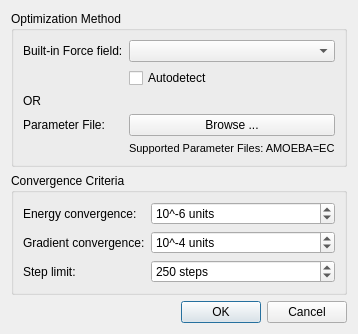
Before: the Qt Designer form avogadro/qtplugins/forcefield/forcefielddialog.ui in NastaMauger/avogadrolibs, drawn with Qt 5.
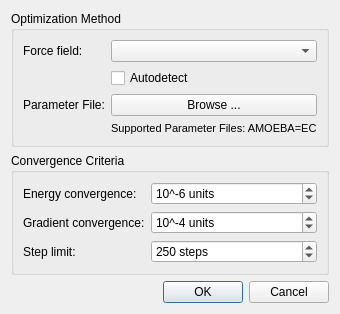
After: the same form once the commit is applied.

Commit message: Now AMOEBA is availble in the FF list If AMOEBA is choose by the user, the paramter file/browse button will show up BUG

What changed in the file:
```diff
--- a/avogadro/qtplugins/forcefield/forcefielddialog.ui
+++ b/avogadro/qtplugins/forcefield/forcefielddialog.ui
@@ -129,7 +129,7 @@
       <item row="0" column="0">
        <widget class="QLabel" name="label">
         <property name="text">
-         <string>Built-in Force field:</string>
+         <string>Force field:</string>
         </property>
        </widget>
       </item>
@@ -143,13 +143,6 @@
         </property>
        </widget>
       </item>
-      <item row="2" column="0">
-       <widget class="QLabel" name="label_OR">
-        <property name="text">
-         <string>OR</string>
-        </property>
-       </widget>
-      </item>
       <item row="4" column="1">
        <widget class="QLabel" name="label_ParameterSetHint">
         <property name="text">
```
The commit also changes 5 other files.
